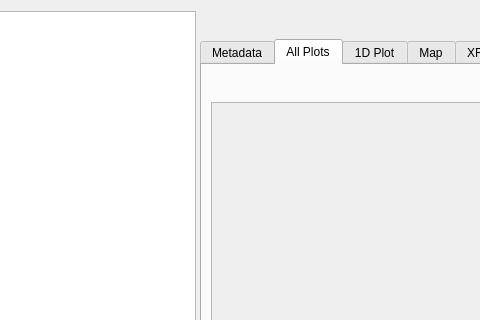
The window that src/firefly/run_browser/run_browser.ui (spc-group/haven) describes before a commit, drawn with Qt 5; both pictures show x 291 to 771 and y 0 to 320 of the 1408 by 775 pixel window.
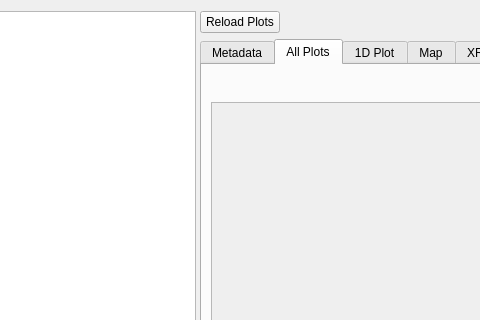
The same window after the commit. Custom widgets are drawn as their Qt base class.

Commit message: Added a reload plots button.

```diff
--- a/src/firefly/run_browser/run_browser.ui
+++ b/src/firefly/run_browser/run_browser.ui
@@ -421,6 +421,13 @@
       <layout class="QVBoxLayout" name="run_details_layout">
        <item>
         <layout class="QHBoxLayout" name="run_buttons_layout">
+         <item>
+          <widget class="QPushButton" name="reload_plots_button">
+           <property name="text">
+            <string>Reload Plots</string>
+           </property>
+          </widget>
+         </item>
          <item>
           <spacer name="horizontalSpacer_10">
            <property name="orientation">
```
The commit also changes 2 other files.
